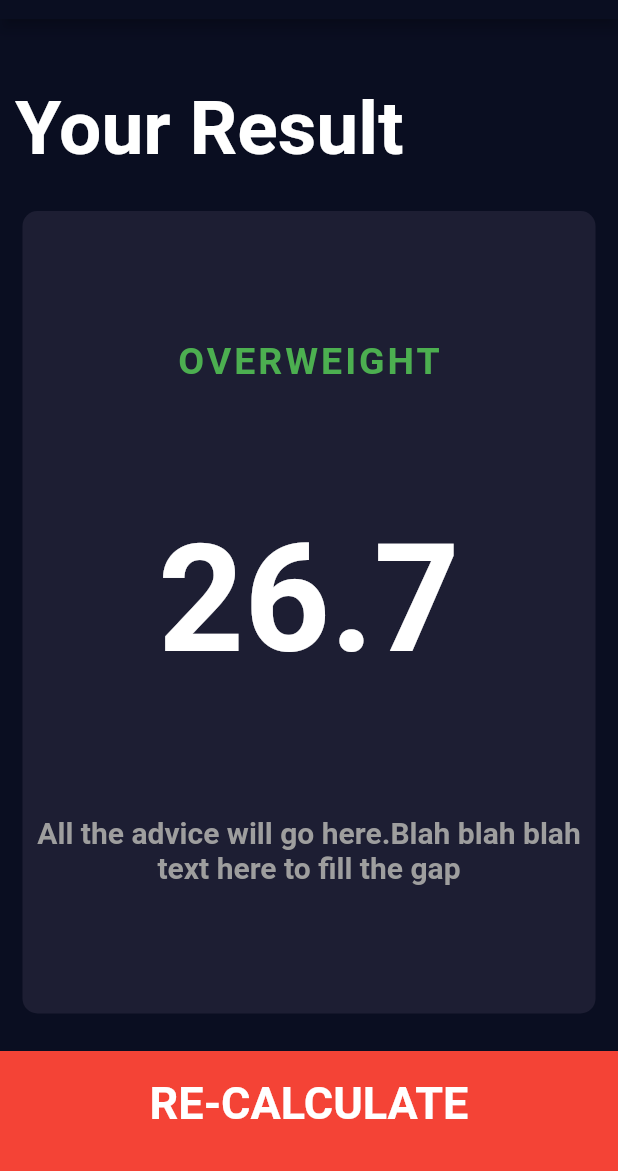
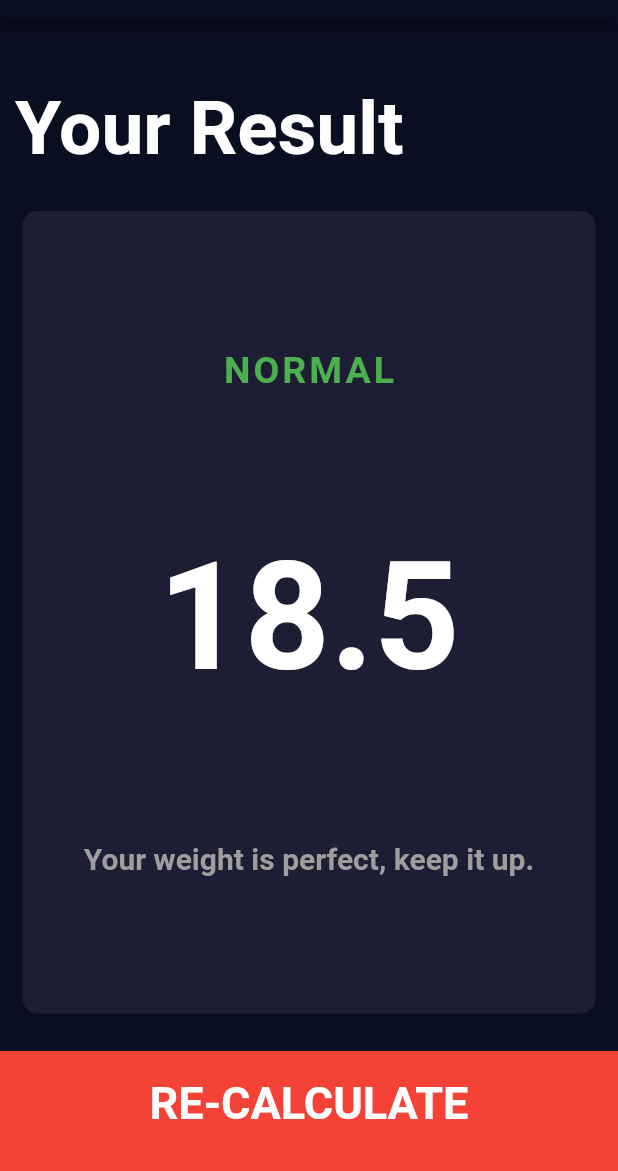
Before and after one commit to rooptestdev/bmi_calculater_flutter, a Flutter app: the screen it shows after launch, after a tap on "CALCULATOR", on a phone screen of 412 x 824 dp, the part 65-1236 px from its top. Run offline on Flutter 3.47's test engine with Material 2 defaults, Android fonts, the light colour scheme and no system bars; our stand-ins replace font_awesome_flutter.

Commit message:
Final commit

```diff
--- /dev/null
+++ b/lib/bmi_calculator.dart
@@ -0,0 +1,35 @@
+import 'dart:math';
+
+class BMICalculator {
+  final int height;
+  final int weight;
+
+  double? _bmi;
+
+  BMICalculator({required this.weight, required this.height});
+
+  String calcBMI() {
+    _bmi = weight / pow(height / 100, 2);
+    return _bmi!.toStringAsFixed(1);
+  }
+
+  String bmiResult() {
+    if (_bmi! >= 25) {
+      return 'Overweight';
+    } else if (_bmi! > 18.5) {
+      return 'Normal';
+    } else {
+      return 'Underweight';
+    }
+  }
+
+  String bmiAdvice() {
+    if (_bmi! >= 25) {
+      return 'You should workout to reduce weight, and stay healthy.';
+    } else if (_bmi! > 18.5) {
+      return 'Your weight is perfect, keep it up.';
+    } else {
+      return 'Your weight is very less, start eating healthy to gain weight.';
+    }
+  }
+}
--- a/lib/components/icon_content.dart
+++ b/lib/components/icon_content.dart
@@ -19,7 +19,7 @@ class IconContent extends StatelessWidget {
           genderIcon,
           size: 80.0,
         ),
-        SizedBox(
+        const SizedBox(
           height: 10.0,
         ),
         Text(
--- a/lib/main.dart
+++ b/lib/main.dart
@@ -18,7 +18,7 @@ class BMICalculator extends StatelessWidget {
         appBarTheme: const AppBarTheme(backgroundColor: Color(0xff0a0e21)),
         scaffoldBackgroundColor: const Color(0xff0a0e21),
       ),
-      home: Inputpage(),
+      home: const Inputpage(),
     );
   }
 }
--- a/lib/screens/input_page.dart
+++ b/lib/screens/input_page.dart
@@ -6,6 +6,7 @@ import '../constants.dart';
 import 'result_page.dart';
 import '../components/round_icon_button.dart';
 import '../components/bottom_button.dart';
+import 'package:bmi_calculater_flutter/bmi_calculator.dart';
 
 enum Gender {
   male,
@@ -21,7 +22,7 @@ class Inputpage extends StatefulWidget {
 class _InputpageState extends State<Inputpage> {
   Gender? selectedGender;
   int height = 180;
-  int weight = 80;
+  int weight = 60;
   int age = 18;
 
   @override
@@ -44,7 +45,7 @@ class _InputpageState extends State<Inputpage> {
                         selectedGender = Gender.male;
                       });
                     },
-                    childCard: IconContent(
+                    childCard: const IconContent(
                       genderIcon: FontAwesomeIcons.mars,
                       gender: 'MALE',
                     ),
@@ -60,7 +61,7 @@ class _InputpageState extends State<Inputpage> {
                         selectedGender = Gender.female;
                       });
                     },
-                    childCard: IconContent(
+                    childCard: const IconContent(
                       genderIcon: FontAwesomeIcons.venus,
                       gender: 'FEMALE',
                     ),
@@ -216,10 +217,17 @@ class _InputpageState extends State<Inputpage> {
           BottomButton(
             buttonTitle: 'CALCULATOR',
             onPress: () {
+              BMICalculator bmiCalc =
+                  BMICalculator(weight: weight, height: height);
+
               Navigator.push(
                 context,
                 MaterialPageRoute(
-                  builder: (context) => ResultPage(),
+                  builder: (context) => ResultPage(
+                    bmiScore: bmiCalc.calcBMI(),
+                    bmiResult: bmiCalc.bmiResult(),
+                    bmiAdvice: bmiCalc.bmiAdvice(),
+                  ),
                 ),
               );
             },
--- a/lib/screens/result_page.dart
+++ b/lib/screens/result_page.dart
@@ -4,13 +4,22 @@ import '../components/reuse_card.dart';
 import '../components/bottom_button.dart';
 
 class ResultPage extends StatelessWidget {
-  const ResultPage({Key? key}) : super(key: key);
+  final String bmiResult;
+  final String bmiScore;
+  final String bmiAdvice;
+
+  const ResultPage({
+    Key? key,
+    required this.bmiAdvice,
+    required this.bmiResult,
+    required this.bmiScore,
+  }) : super(key: key);
 
   @override
   Widget build(BuildContext context) {
     return Scaffold(
       appBar: AppBar(
-        title: Text('BMI Calculator'),
+        title: const Text('BMI Calculator'),
         centerTitle: true,
       ),
       body: Column(
@@ -36,15 +45,15 @@ class ResultPage extends StatelessWidget {
                 crossAxisAlignment: CrossAxisAlignment.center,
                 children: [
                   Text(
-                    'OVERWEIGHT',
+                    bmiResult.toUpperCase(),
                     style: kGreenTextStyle,
                   ),
                   Text(
-                    '26.7',
+                    bmiScore,
                     style: kScoreNumberStyle,
                   ),
                   Text(
-                    'All the advice will go here.Blah blah blah text here to fill the gap',
+                    bmiAdvice,
                     style: kAdviceTextStyle,
                     textAlign: TextAlign.center,
                   )
```
